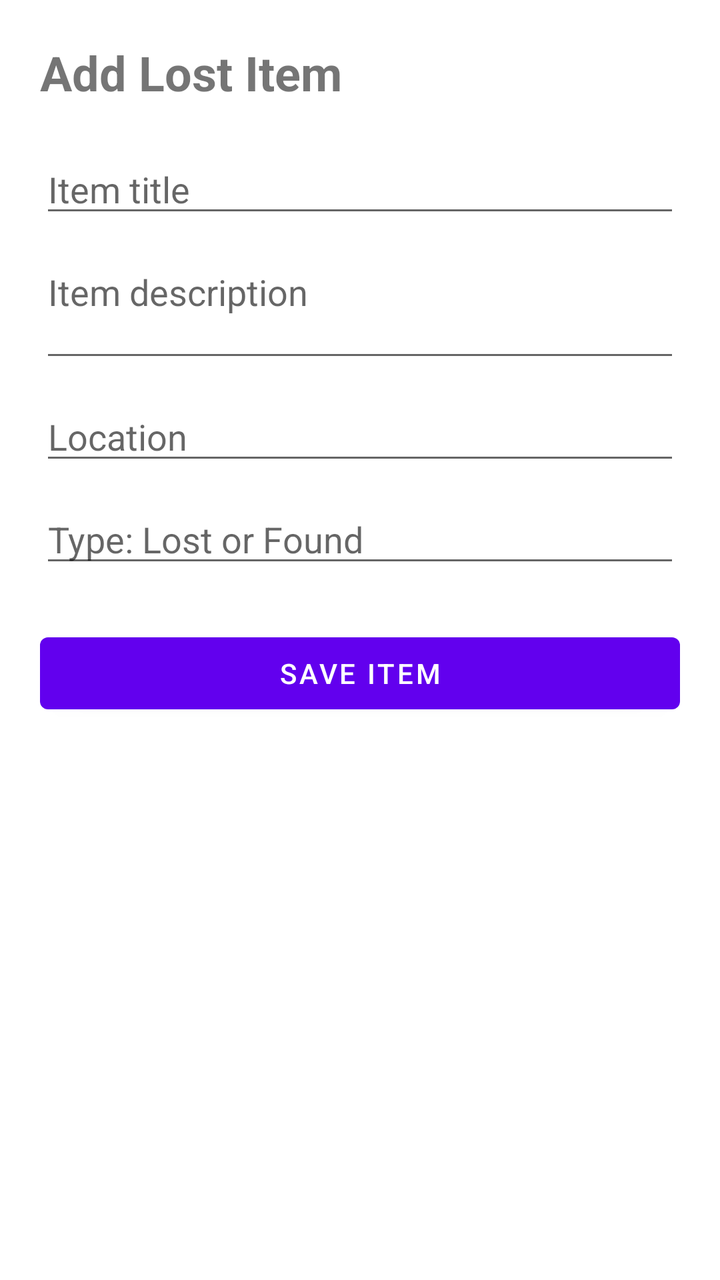
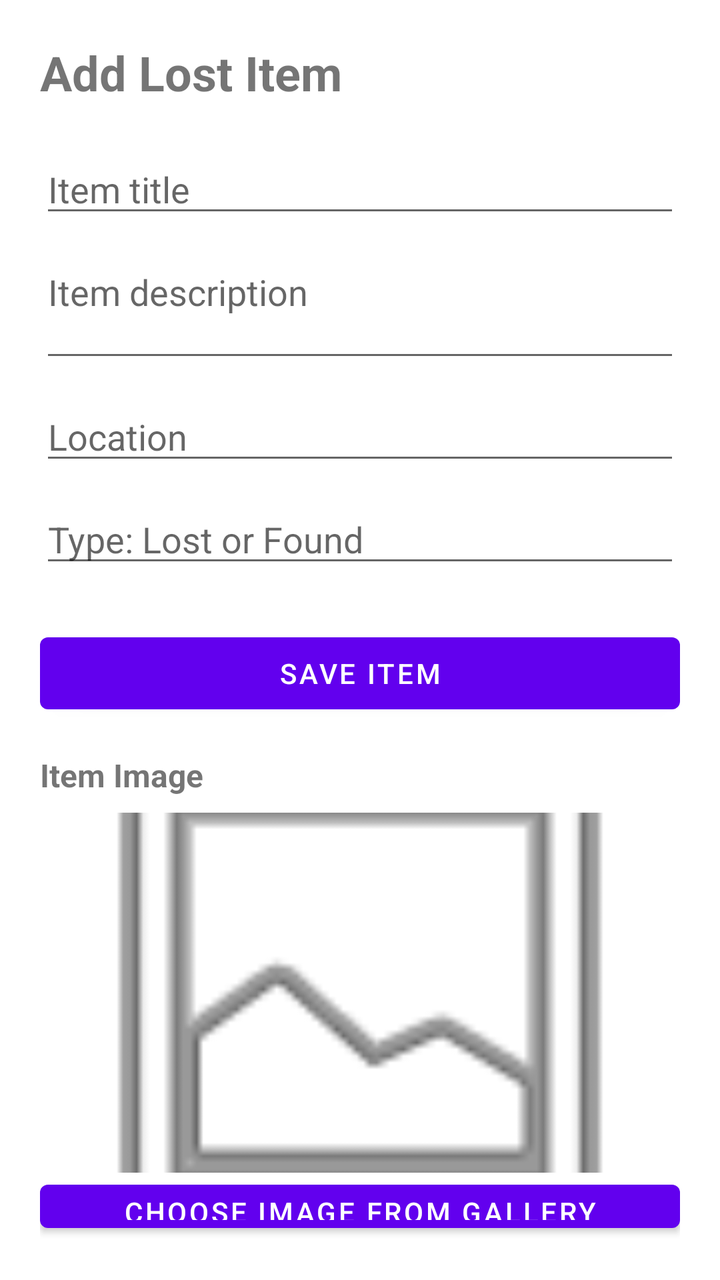

Screens rendered from an Android XML layout before and after an edit, with the pre-edit source and the edit as a unified diff.
<!-- AndroidManifest.xml: application theme Theme.CampusLost -->
<!-- res/layout/activity_add_item.xml -->
<?xml version="1.0" encoding="utf-8"?>
<LinearLayout
    xmlns:android="http://schemas.android.com/apk/res/android"
    android:layout_width="match_parent"
    android:layout_height="match_parent"
    android:orientation="vertical"
    android:padding="20dp">

    <TextView
        android:layout_width="match_parent"
        android:layout_height="wrap_content"
        android:text="Add Lost Item"
        android:textSize="24sp"
        android:textStyle="bold"
        android:layout_marginBottom="20dp" />

    <EditText
        android:id="@+id/etItemTitle"
        android:layout_width="match_parent"
        android:layout_height="wrap_content"
        android:hint="Item title"
        android:inputType="textCapSentences" />

    <EditText
        android:id="@+id/etItemDescription"
        android:layout_width="match_parent"
        android:layout_height="wrap_content"
        android:hint="Item description"
        android:inputType="textCapSentences|textMultiLine"
        android:minLines="2"
        android:gravity="top"
        android:layout_marginTop="10dp" />

    <EditText
        android:id="@+id/etItemLocation"
        android:layout_width="match_parent"
        android:layout_height="wrap_content"
        android:hint="Location"
        android:inputType="textCapSentences"
        android:layout_marginTop="10dp" />

    <EditText
        android:id="@+id/etItemType"
        android:layout_width="match_parent"
        android:layout_height="wrap_content"
        android:hint="Type: Lost or Found"
        android:inputType="textCapWords"
        android:layout_marginTop="10dp" />

    <Button
        android:id="@+id/btnSaveItem"
        android:layout_width="match_parent"
        android:layout_height="wrap_content"
        android:text="Save Item"
        android:layout_marginTop="24dp" />

</LinearLayout>
<!-- resources referenced by this layout -->
<resources>
  <style name="Theme.CampusLost" parent="Theme.MaterialComponents.DayNight.NoActionBar" />
</resources>

<!-- the commit's change to res/layout/activity_add_item.xml (unified diff, before → after) -->
@@ -53,5 +53,27 @@
         android:layout_height="wrap_content"
         android:text="Save Item"
         android:layout_marginTop="24dp" />
+    <TextView
+        android:layout_width="wrap_content"
+        android:layout_height="wrap_content"
+        android:text="Item Image"
+        android:textStyle="bold"
+        android:textSize="16sp"
+        android:layout_marginTop="16dp" />
+
+    <ImageView
+        android:id="@+id/ivSelectedImage"
+        android:layout_width="match_parent"
+        android:layout_height="180dp"
+        android:layout_marginTop="8dp"
+        android:scaleType="centerCrop"
+        android:src="@android:drawable/ic_menu_gallery"
+        android:contentDescription="Selected item image" />
+
+    <Button
+        android:id="@+id/btnChooseImage"
+        android:layout_width="match_parent"
+        android:layout_height="wrap_content"
+        android:text="Choose Image from Gallery" />
 
 </LinearLayout>
